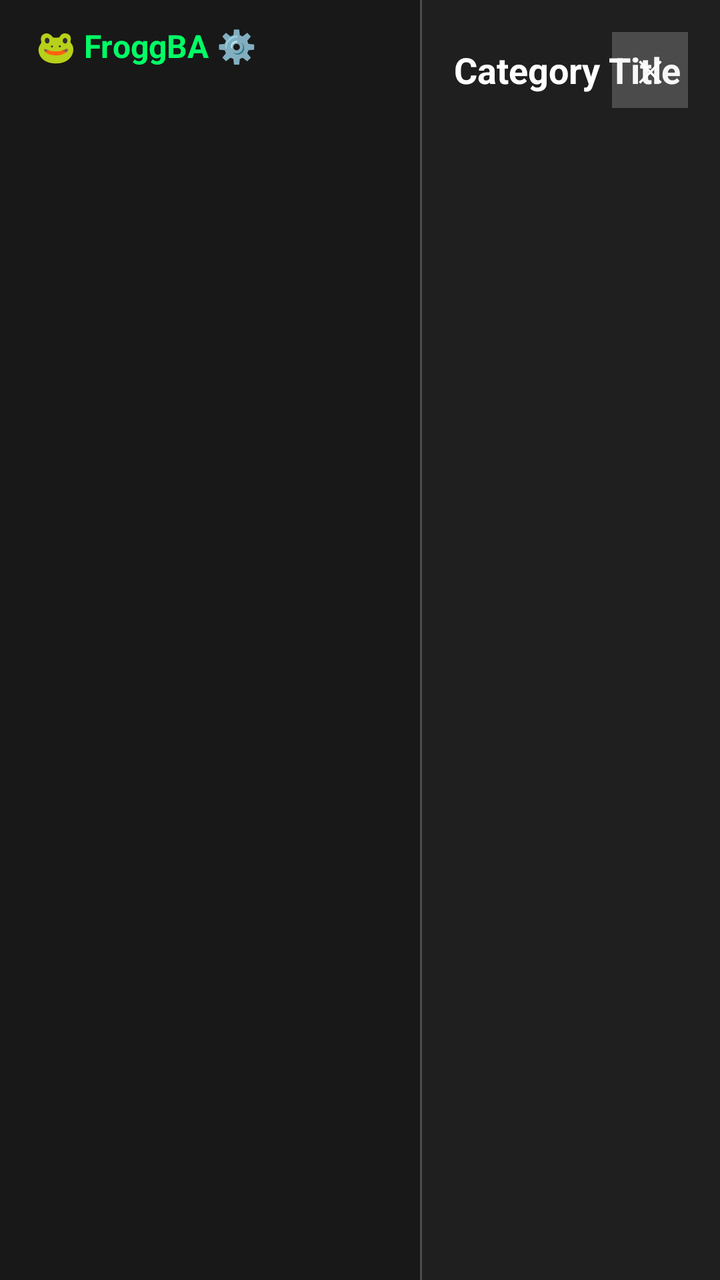
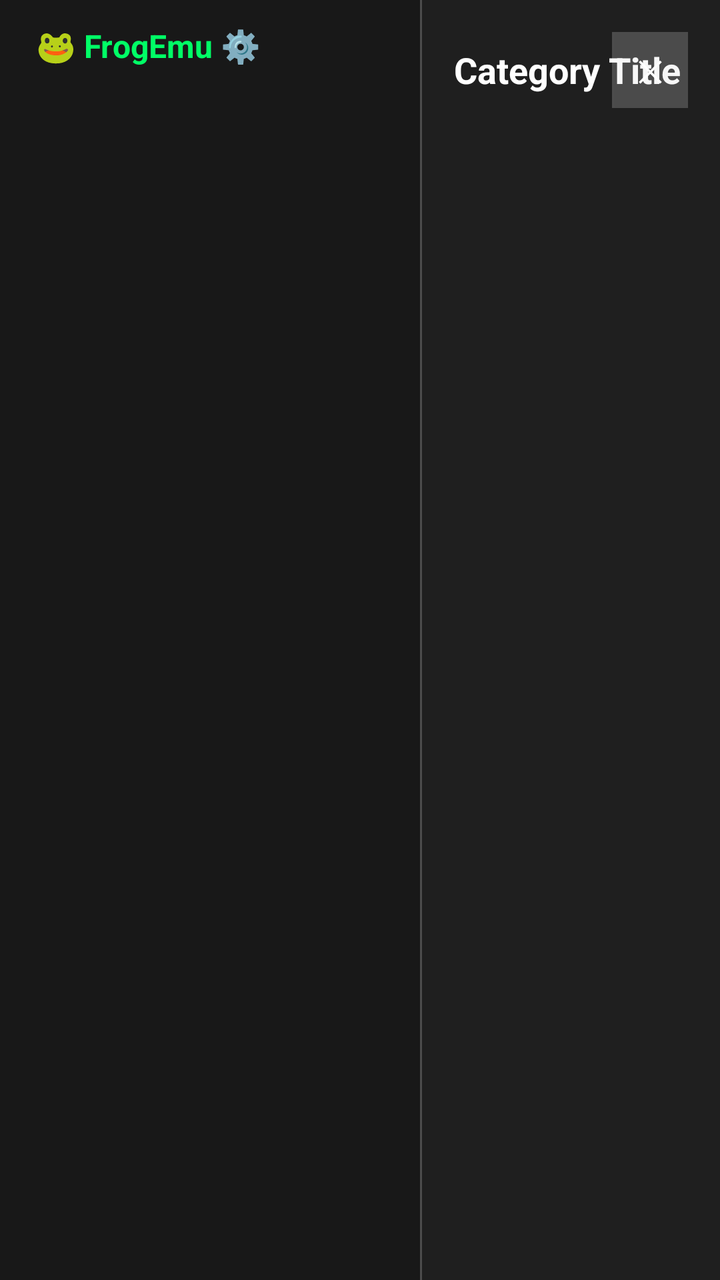

Before-and-after screenshots of an Android layout around one commit, followed by the original layout XML and the change that was made.
<!-- AndroidManifest.xml: application theme Theme.AppCompat.Light.NoActionBar -->
<!-- res/layout/dialog_settings.xml -->
<?xml version="1.0" encoding="utf-8"?>
<LinearLayout xmlns:android="http://schemas.android.com/apk/res/android"
    android:layout_width="match_parent"
    android:layout_height="match_parent"
    android:orientation="horizontal"
    android:background="#EE101010">

    
    <LinearLayout
        android:layout_width="210dp"
        android:layout_height="match_parent"
        android:orientation="vertical"
        android:background="#FF181818"
        android:padding="12dp">

        <TextView
            android:layout_width="match_parent"
            android:layout_height="wrap_content"
            android:text="🐸 FroggBA ⚙️"
            android:textColor="#00FF66"
            android:textSize="16sp"
            android:textStyle="bold"
            android:layout_marginBottom="12dp"
            android:layout_marginLeft="6dp" />

        <ScrollView
            android:layout_width="match_parent"
            android:layout_height="match_parent">

            <LinearLayout
                android:id="@+id/sidebar_category_container"
                android:layout_width="match_parent"
                android:layout_height="wrap_content"
                android:orientation="vertical" />
        </ScrollView>
    </LinearLayout>

    
    <View
        android:layout_width="1dp"
        android:layout_height="match_parent"
        android:background="#33FFFFFF" />

    
    <LinearLayout
        android:layout_width="0dp"
        android:layout_height="match_parent"
        android:layout_weight="1"
        android:orientation="vertical"
        android:padding="16dp">

        
        <RelativeLayout
            android:layout_width="match_parent"
            android:layout_height="wrap_content"
            android:layout_marginBottom="12dp">

            <TextView
                android:id="@+id/txt_active_category_title"
                android:layout_width="wrap_content"
                android:layout_height="wrap_content"
                android:text="Category Title"
                android:textColor="#FFFFFF"
                android:textSize="18sp"
                android:textStyle="bold"
                android:layout_alignParentLeft="true"
                android:layout_centerVertical="true" />

            <Button
                android:id="@+id/btn_close_settings"
                android:layout_width="38dp"
                android:layout_height="38dp"
                android:text="✕"
                android:textColor="#FFFFFF"
                android:background="#33FFFFFF"
                android:textSize="15sp"
                android:layout_alignParentRight="true"
                android:layout_centerVertical="true" />
        </RelativeLayout>

        <ScrollView
            android:layout_width="match_parent"
            android:layout_height="0dp"
            android:layout_weight="1">

            <FrameLayout
                android:id="@+id/panel_content_container"
                android:layout_width="match_parent"
                android:layout_height="wrap_content" />
        </ScrollView>
    </LinearLayout>

</LinearLayout>
<!-- resources referenced by this layout -->
<resources>

</resources>

<!-- the commit's change to res/layout/dialog_settings.xml (unified diff, before → after) -->
@@ -16,7 +16,7 @@
         <TextView
             android:layout_width="match_parent"
             android:layout_height="wrap_content"
-            android:text="🐸 FroggBA ⚙️"
+            android:text="🐸 FrogEmu ⚙️"
             android:textColor="#00FF66"
             android:textSize="16sp"
             android:textStyle="bold"
